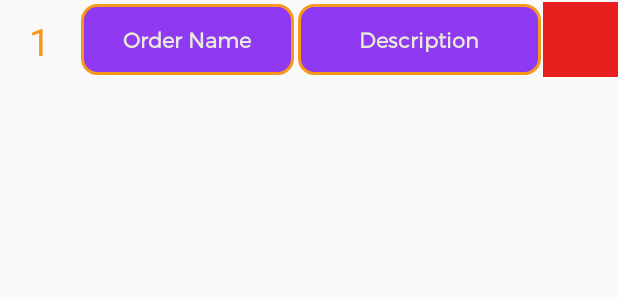
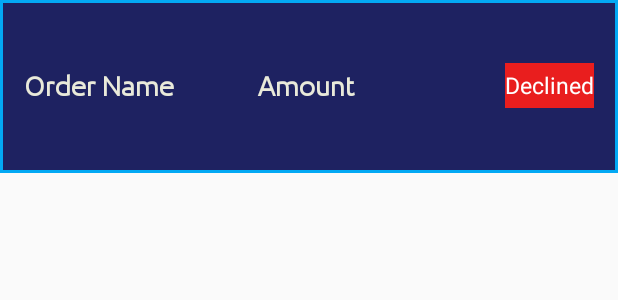
Before and after one commit to HolkerDev/Wholesale, an Android app: the layout item_order_client.xml on its own in the app's theme, with its tools: preview values and no code run, on a phone screen of 412 x 824 dp. Shown: the top 300 px of the screen. Run offline under Robolectric (Android 15) with nearby library versions, the phone set to English and light mode, and no system bars.

Commit message:
Redesign orders

```diff
--- a/app/src/main/java/com/dev/holker/wholesale/OrderAdapter.kt
+++ b/app/src/main/java/com/dev/holker/wholesale/OrderAdapter.kt
@@ -28,7 +28,6 @@ class OrderAdapter(
         val view = inflater.inflate(R.layout.item_order_client, null)
 
         val textViewProductName = view.findViewById<TextView>(R.id.tv_i_order_client_name)
-        val textViewNumber = view.findViewById<TextView>(R.id.tv_i_order_client_number)
         val textViewProductAmount = view.findViewById<TextView>(R.id.tv_i_order_client_descr)
 
 
@@ -37,22 +36,21 @@ class OrderAdapter(
         when (orderItem.status) {
             "In progress" -> {
                 view.view_order_status.background = ColorDrawable(ContextCompat.getColor(mContext, R.color.colorBlue))
+                view.view_order_status.text = "In progress"
             }
-            "Accepted" -> {
+            "Finished" -> {
                 view.view_order_status.background = ColorDrawable(ContextCompat.getColor(mContext, R.color.colorGreen))
-            }
-            "Declined" -> {
-                view.view_order_status.background = ColorDrawable(ContextCompat.getColor(mContext, R.color.colorRed))
+                view.view_order_status.text = "Finished"
             }
             else -> {
-                view.view_order_status.background = ColorDrawable(ContextCompat.getColor(mContext, R.color.colorGreen))
+                view.view_order_status.background = ColorDrawable(ContextCompat.getColor(mContext, R.color.colorBlue))
+                view.view_order_status.text = "In progress"
             }
         }
 
 
-        textViewNumber.text = orderItem.number
         textViewProductName.text = orderItem.name
-        textViewProductAmount.text = orderItem.amount
+        textViewProductAmount.text = orderItem.amount + "$"
 
         textViewProductName.setOnClickListener {
             val i = Intent(mContext, OrderDescription::class.java)
--- a/app/src/main/res/layout/item_order_client.xml
+++ b/app/src/main/res/layout/item_order_client.xml
@@ -1,60 +1,60 @@
 <?xml version="1.0" encoding="utf-8"?>
-<RelativeLayout xmlns:android="http://schemas.android.com/apk/res/android"
+<androidx.constraintlayout.widget.ConstraintLayout xmlns:android="http://schemas.android.com/apk/res/android"
+    xmlns:app="http://schemas.android.com/apk/res-auto"
     android:layout_width="match_parent"
-    android:layout_height="match_parent">
+    android:layout_height="115dp"
+    android:background="@drawable/stroke_offer_main">
 
-    <LinearLayout
-        android:id="@+id/rl_item"
-        android:layout_width="match_parent"
-        android:layout_height="50dp"
-        android:layout_alignParentStart="true"
-        android:layout_alignParentTop="true"
-        android:layout_marginTop="1dp"
-        android:orientation="horizontal">
-
-        <TextView
-            android:id="@+id/tv_i_order_client_number"
-            android:layout_width="50dp"
-            android:layout_height="50dp"
-            android:layout_margin="1dp"
-            android:gravity="center"
-            android:text="1"
-            android:textColor="@color/colorButton"
-            android:textSize="25sp" />
 
     <TextView
         android:id="@+id/tv_i_order_client_name"
-            android:layout_width="60dp"
-            android:layout_height="match_parent"
-            android:layout_margin="1dp"
+        android:layout_width="wrap_content"
+        android:layout_height="115dp"
+        android:layout_marginStart="16dp"
         android:layout_weight="1"
-            android:background="@drawable/stroke"
-            android:fontFamily="@font/trueno_lt"
+        android:fontFamily="@font/ubuntu_light"
         android:gravity="center"
         android:text="Order Name"
         android:textColor="@color/colorText"
-            android:textStyle="bold" />
+        android:textSize="18sp"
+        android:textStyle="bold"
+        app:layout_constraintBottom_toBottomOf="parent"
+        app:layout_constraintStart_toStartOf="parent"
+        app:layout_constraintTop_toTopOf="parent" />
 
     <TextView
         android:id="@+id/tv_i_order_client_descr"
         android:layout_width="80dp"
-            android:layout_height="match_parent"
-            android:layout_margin="1dp"
+        android:layout_height="115dp"
+        android:layout_marginStart="164dp"
         android:layout_weight="1"
-            android:background="@drawable/stroke"
-            android:fontFamily="@font/trueno_lt"
+        android:fontFamily="@font/ubuntu_light"
         android:gravity="center"
-            android:text="Description"
+        android:text="Amount"
         android:textColor="@color/colorText"
-            android:textStyle="bold" />
+        android:textSize="18sp"
+        android:textStyle="bold"
+        app:layout_constraintBottom_toBottomOf="parent"
+        app:layout_constraintStart_toStartOf="parent"
+        app:layout_constraintTop_toTopOf="parent"
+        app:layout_constraintVertical_bias="0.0" />
 
-        <View
+    <TextView
         android:id="@+id/view_order_status"
-            android:layout_width="50dp"
-            android:layout_height="50dp"
-            android:background="@color/colorRed" />
-
-    </LinearLayout>
+        android:layout_width="wrap_content"
+        android:layout_height="30dp"
+        android:layout_gravity="center"
+        android:layout_marginTop="42dp"
+        android:layout_marginEnd="16dp"
+        android:layout_marginBottom="43dp"
+        android:background="@color/colorRed"
+        android:gravity="center"
+        android:text="Declined"
+        android:textColor="@color/colorWhite"
+        android:textSize="15dp"
+        app:layout_constraintBottom_toBottomOf="parent"
+        app:layout_constraintEnd_toEndOf="parent"
+        app:layout_constraintTop_toTopOf="parent" />
 
 
-</RelativeLayout>
+</androidx.constraintlayout.widget.ConstraintLayout>
```
Lines whose indentation alone changed are shown as unchanged.
